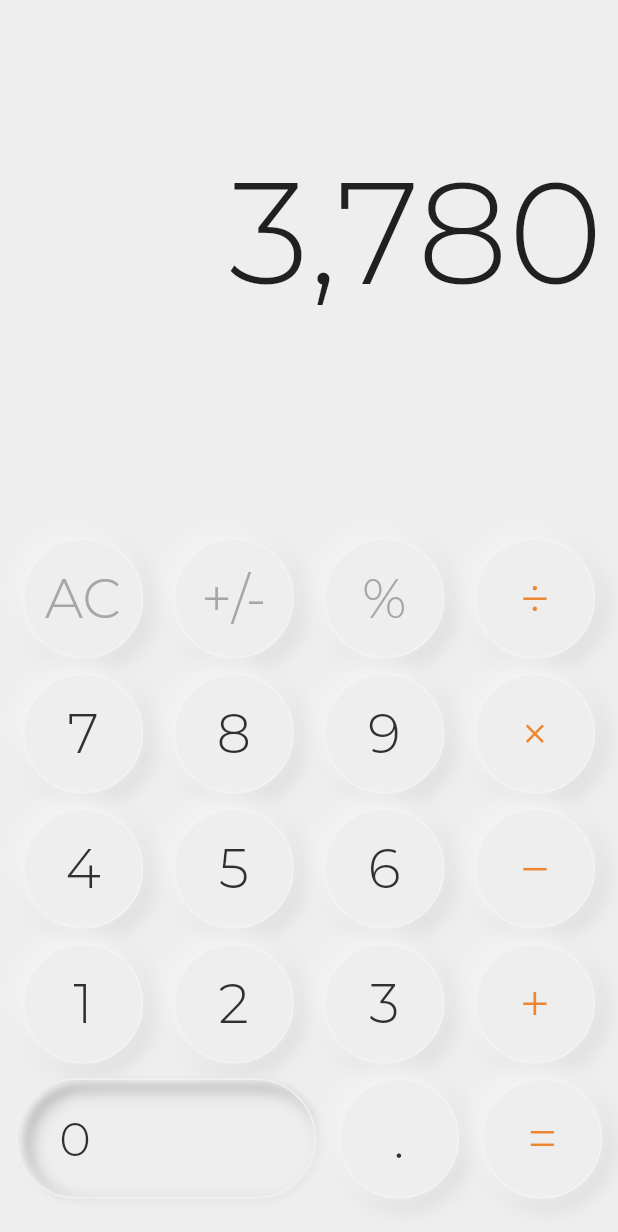
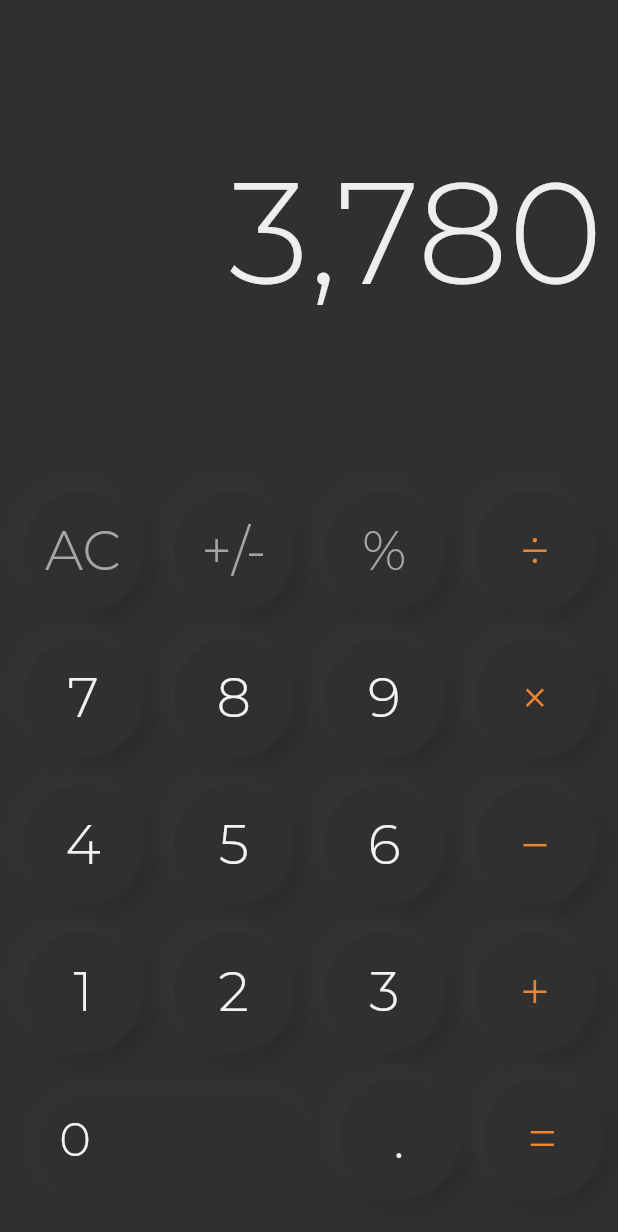
Before and after one commit to masterashu/flutter_calculator_ui, a Flutter app: the screen it shows after launch, on a phone screen of 412 x 824 dp. Shown: the top 1232 px of the screen. Run offline on Flutter 3.47's test engine with Material 2 defaults, Android fonts, the phone set to English and light mode, and no system bars; our stand-ins replace shared_preferences.

Commit message:
adding dark theme

```diff
--- a/lib/calc.dart
+++ b/lib/calc.dart
@@ -1,4 +1,5 @@
 import 'package:flutter/material.dart';
+import 'package:shared_preferences/shared_preferences.dart';
 import 'custom_button.dart';
 
 // Light Theme Buttons
@@ -33,32 +34,32 @@ MyColorTheme otherButtonLight = MyColorTheme(
 
 // Dark Theme Buttons
 MyColorTheme numberButtonDark = MyColorTheme(
-  Color.fromARGB(255, 238, 238, 238),
   Color.fromARGB(255, 48, 48, 48),
   Color.fromARGB(255, 243, 243, 243),
-  Colors.white70,
-  Color.fromARGB(255, 220, 220, 220),
+  Color.fromARGB(255, 48, 48, 48),
+  Color.fromARGB(255, 52, 52, 52),
+  Color.fromARGB(255, 40, 40, 40),
 );
 MyColorTheme zeroButtonDark = MyColorTheme(
-  Color.fromARGB(255, 238, 238, 238),
   Color.fromARGB(255, 48, 48, 48),
   Color.fromARGB(255, 243, 243, 243),
-  Color.fromARGB(255, 220, 220, 220),
-  Color.fromARGB(255, 255, 255, 255),
+  Color.fromARGB(255, 48, 48, 48),
+  Color.fromARGB(255, 52, 52, 52),
+  Color.fromARGB(255, 40, 40, 40),
 );
 MyColorTheme mathButtonDark = MyColorTheme(
-  Color.fromARGB(255, 238, 238, 238),
+  Color.fromARGB(255, 48, 48, 48),
   Color.fromARGB(255, 238, 134, 47),
   Color.fromARGB(255, 48, 48, 48),
-  Colors.white70,
-  Color.fromARGB(255, 48, 48, 48),
+  Color.fromARGB(255, 52, 52, 52),
+  Color.fromARGB(255, 40, 40, 40),
 );
 MyColorTheme otherButtonDark = MyColorTheme(
-  Color.fromARGB(255, 238, 238, 238),
-  Color.fromARGB(255, 238, 134, 47),
-  Color.fromARGB(255, 243, 243, 243),
-  Colors.white70,
+  Color.fromARGB(255, 48, 48, 48),
   Color.fromARGB(255, 166, 166, 166),
+  Color.fromARGB(255, 48, 48, 48),
+  Color.fromARGB(255, 52, 52, 52),
+  Color.fromARGB(255, 40, 40, 40),
 );
 
 class Home extends StatefulWidget {
@@ -67,21 +68,57 @@ class Home extends StatefulWidget {
 }
 
 class _HomeState extends State<Home> {
+  bool isDark;
+
+  _loadTheme() async {
+    SharedPreferences prefs = await SharedPreferences.getInstance();
+    setState(() {
+      isDark = prefs.getBool('isDark');
+    });
+  }
+
+  @override
+  void initState() {
+    super.initState();
+    isDark = false;
+    _loadTheme();
+  }
+
   @override
   Widget build(BuildContext context) {
     return Scaffold(
       body: Container(
-        color: Color.fromARGB(255, 238, 238, 238),
+        color: (isDark == false)
+            ? Color.fromARGB(255, 238, 238, 238)
+            : Color.fromARGB(255, 48, 48, 48),
         child: Column(
           mainAxisAlignment: MainAxisAlignment.spaceBetween,
           children: <Widget>[
-            Padding(
+            GestureDetector(
+              onLongPress: () async {
+                setState(() {
+                  isDark = !isDark;
+                });
+                SharedPreferences prefs = await SharedPreferences.getInstance();
+                await prefs.setBool('isDark', isDark);
+              },
+              child: Padding(
                 padding: EdgeInsets.only(top: 96, right: 10),
                 child: Row(
                   mainAxisAlignment: MainAxisAlignment.end,
                   children: <Widget>[
-                  Text("3,780", style: TextStyle(fontSize: 96, fontFamily: "Montserrat"),),
+                    Text(
+                      "3,780",
+                      style: TextStyle(
+                        fontSize: 96,
+                        fontFamily: "Montserrat",
+                        color: (isDark == false)
+                            ? Color.fromARGB(255, 48, 48, 48)
+                            : Color.fromARGB(255, 238, 238, 238),
+                      ),
+                    ),
                   ],
+                ),
               ),
             ),
             Padding(
@@ -89,149 +126,145 @@ class _HomeState extends State<Home> {
               child: Column(
                 mainAxisSize: MainAxisSize.max,
                 children: <Widget>[
-                  Row(
+                  Padding(
+                    padding: EdgeInsets.only(top: 8),
+                    child: Row(
                       mainAxisSize: MainAxisSize.max,
                       mainAxisAlignment: MainAxisAlignment.spaceEvenly,
                       children: <Widget>[
                         MyButton(
                             "AC",
-                          (MediaQuery.of(context).platformBrightness ==
-                                  Brightness.light)
+                            (isDark == false)
                                 ? otherButtonLight
                                 : otherButtonDark),
                         MyButton(
                             "+/-",
-                          (MediaQuery.of(context).platformBrightness ==
-                                  Brightness.light)
+                            (isDark == false)
                                 ? otherButtonLight
                                 : otherButtonDark),
                         MyButton(
                             "%",
-                          (MediaQuery.of(context).platformBrightness ==
-                                  Brightness.light)
+                            (isDark == false)
                                 ? otherButtonLight
                                 : otherButtonDark),
                         MyButton(
                             "÷",
-                          (MediaQuery.of(context).platformBrightness ==
-                                  Brightness.light)
+                            (isDark == false)
                                 ? mathButtonLight
                                 : mathButtonDark),
                       ],
                     ),
-                  Row(
+                  ),
+                  Padding(
+                    padding: EdgeInsets.only(top: 8),
+                    child: Row(
                       mainAxisSize: MainAxisSize.max,
                       mainAxisAlignment: MainAxisAlignment.spaceEvenly,
                       children: <Widget>[
                         MyButton(
                             "7",
-                          (MediaQuery.of(context).platformBrightness ==
-                                  Brightness.light)
+                            (isDark == false)
                                 ? numberButtonLight
                                 : numberButtonDark),
                         MyButton(
                             "8",
-                          (MediaQuery.of(context).platformBrightness ==
-                                  Brightness.light)
+                            (isDark == false)
                                 ? numberButtonLight
                                 : numberButtonDark),
                         MyButton(
                             "9",
-                          (MediaQuery.of(context).platformBrightness ==
-                                  Brightness.light)
+                            (isDark == false)
                                 ? numberButtonLight
                                 : numberButtonDark),
                         MyButton(
                             "×",
-                          (MediaQuery.of(context).platformBrightness ==
-                                  Brightness.light)
+                            (isDark == false)
                                 ? mathButtonLight
                                 : mathButtonDark),
                       ],
                     ),
-                  Row(
+                  ),
+                  Padding(
+                    padding: EdgeInsets.only(top: 8),
+                    child: Row(
                       mainAxisSize: MainAxisSize.max,
                       mainAxisAlignment: MainAxisAlignment.spaceEvenly,
                       children: <Widget>[
                         MyButton(
                             "4",
-                          (MediaQuery.of(context).platformBrightness ==
-                                  Brightness.light)
+                            (isDark == false)
                                 ? numberButtonLight
                                 : numberButtonDark),
                         MyButton(
                             "5",
-                          (MediaQuery.of(context).platformBrightness ==
-                                  Brightness.light)
+                            (isDark == false)
                                 ? numberButtonLight
                                 : numberButtonDark),
                         MyButton(
                             "6",
-                          (MediaQuery.of(context).platformBrightness ==
-                                  Brightness.light)
+                            (isDark == false)
                                 ? numberButtonLight
                                 : numberButtonDark),
                         MyButton(
                             "−",
-                          (MediaQuery.of(context).platformBrightness ==
-                                  Brightness.light)
+                            (isDark == false)
                                 ? mathButtonLight
                                 : mathButtonDark),
                       ],
                     ),
-                  Row(
+                  ),
+                  Padding(
+                    padding: EdgeInsets.only(top: 8),
+                    child: Row(
                       mainAxisSize: MainAxisSize.max,
                       mainAxisAlignment: MainAxisAlignment.spaceEvenly,
                       children: <Widget>[
                         MyButton(
                             "1",
-                          (MediaQuery.of(context).platformBrightness ==
-                                  Brightness.light)
+                            (isDark == false)
                                 ? numberButtonLight
                                 : numberButtonDark),
                         MyButton(
                             "2",
-                          (MediaQuery.of(context).platformBrightness ==
-                                  Brightness.light)
+                            (isDark == false)
                                 ? numberButtonLight
                                 : numberButtonDark),
                         MyButton(
                             "3",
-                          (MediaQuery.of(context).platformBrightness ==
-                                  Brightness.light)
+                            (isDark == false)
                                 ? numberButtonLight
                                 : numberButtonDark),
                         MyButton(
                             "+",
-                          (MediaQuery.of(context).platformBrightness ==
-                                  Brightness.light)
+                            (isDark == false)
                                 ? mathButtonLight
                                 : mathButtonDark),
                       ],
                     ),
-                  Row(
+                  ),
+                  Padding(
+                    padding: EdgeInsets.only(top: 8),
+                    child: Row(
                       mainAxisAlignment: MainAxisAlignment.spaceEvenly,
                       mainAxisSize: MainAxisSize.max,
                       children: <Widget>[
                         MyLongButton(
                             "0",
-                          (MediaQuery.of(context).platformBrightness ==
-                                  Brightness.light)
+                            (isDark == false)
                                 ? zeroButtonLight
                                 : zeroButtonDark),
                         MyButton(
                             ".",
-                          (MediaQuery.of(context).platformBrightness ==
-                                  Brightness.light)
+                            (isDark == false)
                                 ? numberButtonLight
                                 : numberButtonDark),
                         MyButton(
                             "=",
-                          (MediaQuery.of(context).platformBrightness ==
-                                  Brightness.light)
+                            (isDark == false)
                                 ? mathButtonLight
                                 : mathButtonDark),
                       ],
+                    ),
                   ),
                 ],
               ),
--- a/lib/main.dart
+++ b/lib/main.dart
@@ -1,5 +1,4 @@
 import 'package:flutter/material.dart';
-import 'package:shared_preferences/shared_preferences.dart';
 import 'calc.dart';
 
 void main()  {
```
Lines whose indentation alone changed are shown as unchanged.
